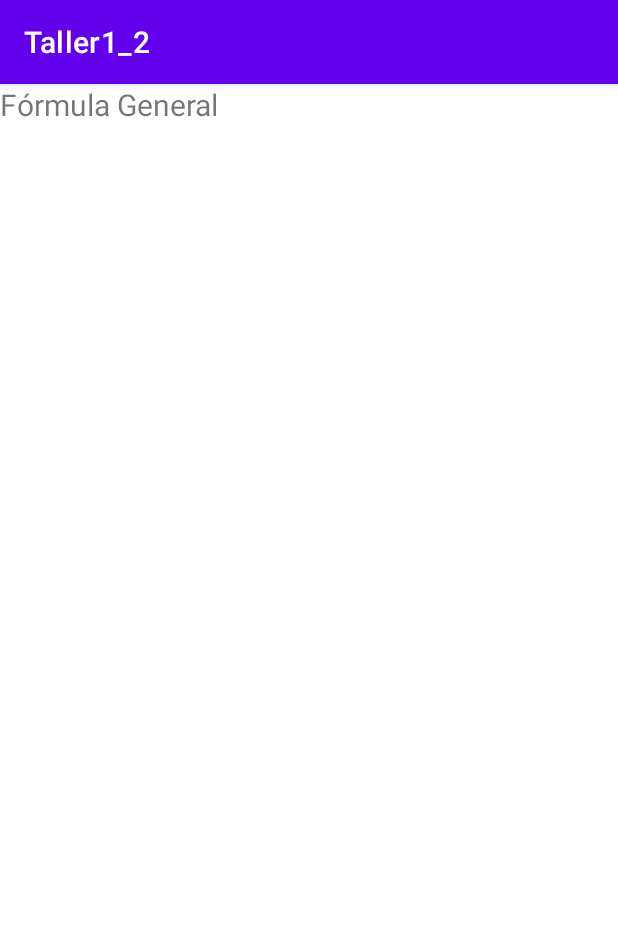
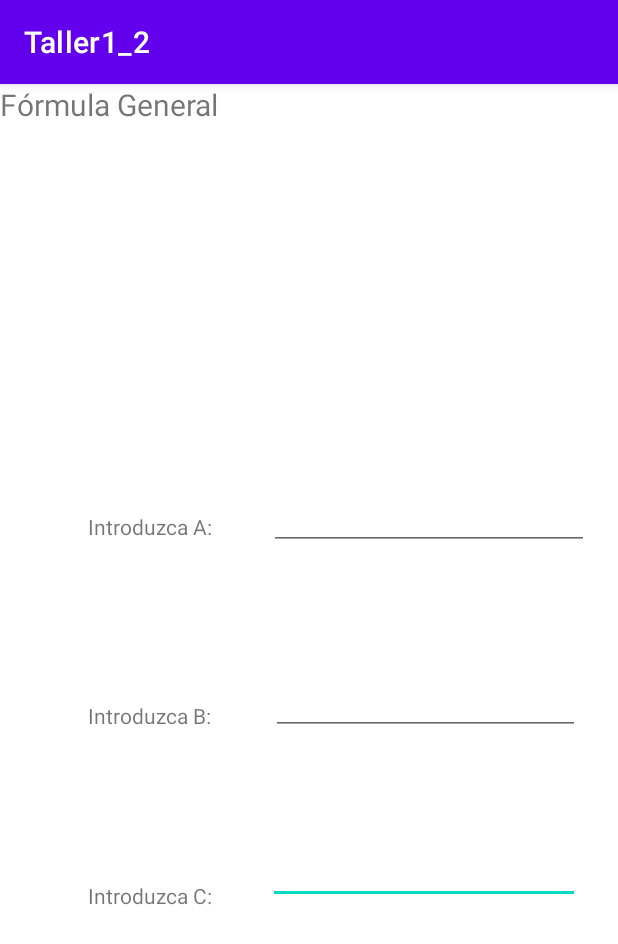
Before and after one commit to danysnavarro26/Taller1_2, an Android app: the screen it shows after launch (MainActivity), on a phone screen of 412 x 824 dp. Shown: the top 944 px of the screen. Run offline under Robolectric (Android 15) with nearby library versions, the light colour scheme and no system bars.

Commit message:
TextViews y EditTexts agregados - LR

```diff
--- a/app/src/main/res/layout/activity_main.xml
+++ b/app/src/main/res/layout/activity_main.xml
@@ -6,7 +6,22 @@
     android:layout_height="match_parent"
     tools:context=".MainActivity">
 
+    <EditText
+        android:id="@+id/editTextTextPersonName3"
+        android:layout_width="208dp"
+        android:layout_height="51dp"
+        android:ems="10"
+        android:inputType="textPersonName"
+        android:text=""
+        app:layout_constraintBottom_toBottomOf="parent"
+        app:layout_constraintEnd_toEndOf="parent"
+        app:layout_constraintHorizontal_bias="0.596"
+        app:layout_constraintStart_toEndOf="@+id/textView3"
+        app:layout_constraintTop_toBottomOf="@+id/editTextTextPersonName2"
+        app:layout_constraintVertical_bias="0.218" />
+
     <TextView
+        android:id="@+id/textView4"
         android:layout_width="wrap_content"
         android:layout_height="wrap_content"
         android:text="Fórmula General"
@@ -14,4 +29,69 @@
         tools:layout_editor_absoluteX="132dp"
         tools:layout_editor_absoluteY="40dp" />
 
+    <TextView
+        android:id="@+id/textView"
+        android:layout_width="wrap_content"
+        android:layout_height="wrap_content"
+        android:text="Introduzca A:"
+        app:layout_constraintBottom_toBottomOf="parent"
+        app:layout_constraintEnd_toEndOf="parent"
+        app:layout_constraintHorizontal_bias="0.178"
+        app:layout_constraintStart_toStartOf="parent"
+        app:layout_constraintTop_toTopOf="parent"
+        app:layout_constraintVertical_bias="0.381" />
+
+    <TextView
+        android:id="@+id/textView2"
+        android:layout_width="wrap_content"
+        android:layout_height="wrap_content"
+        android:text="Introduzca B:"
+        app:layout_constraintBottom_toBottomOf="parent"
+        app:layout_constraintEnd_toEndOf="parent"
+        app:layout_constraintHorizontal_bias="0.178"
+        app:layout_constraintStart_toStartOf="parent"
+        app:layout_constraintTop_toTopOf="parent"
+        app:layout_constraintVertical_bias="0.549" />
+
+    <TextView
+        android:id="@+id/textView3"
+        android:layout_width="wrap_content"
+        android:layout_height="wrap_content"
+        android:text="Introduzca C:"
+        app:layout_constraintBottom_toBottomOf="parent"
+        app:layout_constraintEnd_toEndOf="parent"
+        app:layout_constraintHorizontal_bias="0.178"
+        app:layout_constraintStart_toStartOf="parent"
+        app:layout_constraintTop_toTopOf="parent"
+        app:layout_constraintVertical_bias="0.71" />
+
+    <EditText
+        android:id="@+id/editTextTextPersonName"
+        android:layout_width="wrap_content"
+        android:layout_height="wrap_content"
+        android:ems="10"
+        android:inputType="textPersonName"
+        android:text=""
+        app:layout_constraintBottom_toBottomOf="parent"
+        app:layout_constraintEnd_toEndOf="parent"
+        app:layout_constraintHorizontal_bias="0.666"
+        app:layout_constraintStart_toEndOf="@+id/textView"
+        app:layout_constraintTop_toTopOf="parent"
+        app:layout_constraintVertical_bias="0.367" />
+
+    <EditText
+        android:id="@+id/editTextTextPersonName2"
+        android:layout_width="206dp"
+        android:layout_height="50dp"
+        android:layout_marginStart="40dp"
+        android:ems="10"
+        android:inputType="textPersonName"
+        android:text=""
+        app:layout_constraintBottom_toBottomOf="parent"
+        app:layout_constraintEnd_toEndOf="parent"
+        app:layout_constraintHorizontal_bias="0.0"
+        app:layout_constraintStart_toEndOf="@+id/textView2"
+        app:layout_constraintTop_toBottomOf="@+id/editTextTextPersonName"
+        app:layout_constraintVertical_bias="0.18" />
+
 </androidx.constraintlayout.widget.ConstraintLayout>
```
